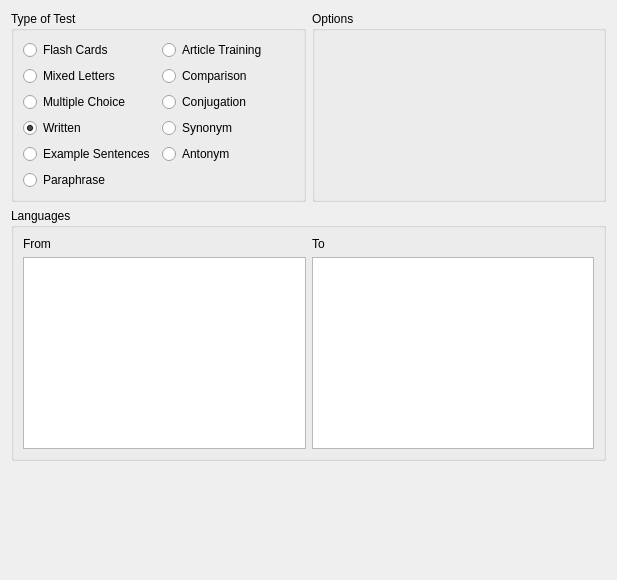
This is src/configure-practice/configurepracticewidget.ui in KDE/parley as Qt 5 draws it before an edit. The edited form follows.
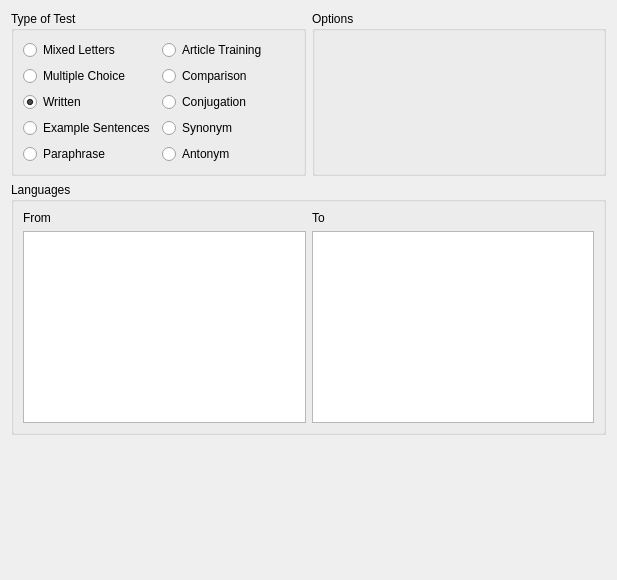
This is the edited form. Custom widgets are drawn as their Qt base class.

Commit message:
Take out the new "Flash Card" practice mode as it was not ready. I'm really unhappy about this, but never found the time to fix it properly this release cycle. Looking forward to a much more polished 4.3.
CCMAIL:parley-devel@kde.org

Patch:
```diff
--- a/src/configure-practice/configurepracticewidget.ui
+++ b/src/configure-practice/configurepracticewidget.ui
@@ -18,28 +18,34 @@
         <string>Type of Test</string>
        </property>
        <layout class="QGridLayout" >
-        <item row="0" column="0" >
-         <widget class="QRadioButton" name="FlashCardsRadio" >
-          <property name="text" >
-           <string>Flash Cards</string>
+        <item row="6" column="0" >
+         <spacer>
+          <property name="orientation" >
+           <enum>Qt::Vertical</enum>
           </property>
-         </widget>
+          <property name="sizeHint" stdset="0" >
+           <size>
+            <width>20</width>
+            <height>0</height>
+           </size>
+          </property>
+         </spacer>
         </item>
-        <item row="1" column="0" >
+        <item row="0" column="0" >
          <widget class="QRadioButton" name="MixedLettersRadio" >
           <property name="text" >
            <string>Mixed Letters</string>
           </property>
          </widget>
         </item>
-        <item row="2" column="0" >
+        <item row="1" column="0" >
          <widget class="QRadioButton" name="MultipleChoiceRadio" >
           <property name="text" >
            <string>Multiple Choice</string>
           </property>
          </widget>
         </item>
-        <item row="3" column="0" >
+        <item row="2" column="0" >
          <widget class="QRadioButton" name="WrittenRadio" >
           <property name="toolTip" >
            <string/>
@@ -52,14 +58,14 @@
           </property>
          </widget>
         </item>
-        <item row="4" column="0" >
+        <item row="3" column="0" >
          <widget class="QRadioButton" name="ExampleRadio" >
           <property name="text" >
            <string>Example Sentences</string>
           </property>
          </widget>
         </item>
-        <item row="5" column="0" >
+        <item row="4" column="0" >
          <widget class="QRadioButton" name="ParaphraseRadio" >
           <property name="text" >
            <string>Paraphrase</string>
```
Left out of the diff: 19 changed lines with no effect on the pictures. The commit also changes 7 other files.
